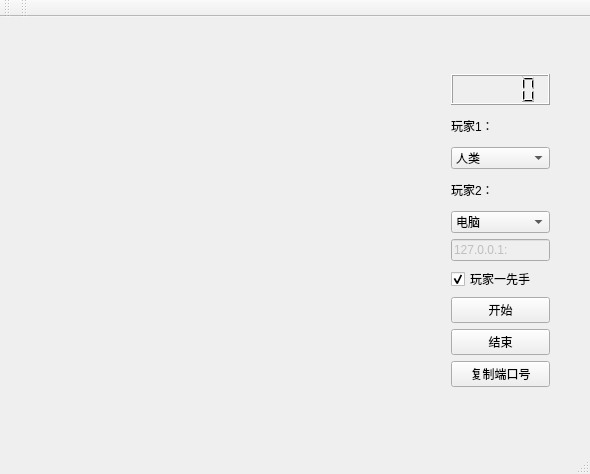
Old version of the form mainwindow.ui in the repository hongwen000/Reversi.
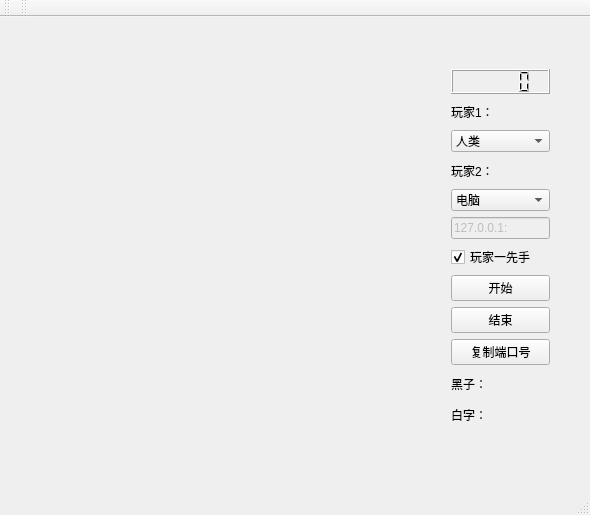
New version of the form.

```diff
--- a/mainwindow.ui
+++ b/mainwindow.ui
@@ -7,7 +7,7 @@
     <x>0</x>
     <y>0</y>
     <width>590</width>
-    <height>474</height>
+    <height>515</height>
    </rect>
   </property>
   <property name="windowTitle">
@@ -35,7 +35,7 @@
       <x>440</x>
       <y>10</y>
       <width>121</width>
-      <height>371</height>
+      <height>411</height>
      </rect>
     </property>
     <layout class="QVBoxLayout" name="verticalLayout">
@@ -140,6 +140,20 @@
        </property>
       </widget>
      </item>
+     <item>
+      <widget class="QLabel" name="label_4">
+       <property name="text">
+        <string>黑子：</string>
+       </property>
+      </widget>
+     </item>
+     <item>
+      <widget class="QLabel" name="label_5">
+       <property name="text">
+        <string>白字：</string>
+       </property>
+      </widget>
+     </item>
     </layout>
    </widget>
   </widget>
```
